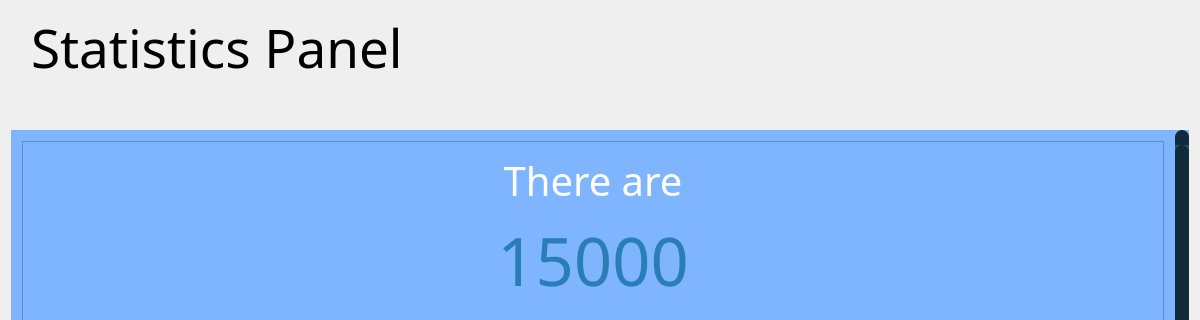
The window that Views/StatisticsView/StatisticsView.ui (omarelshopky/VaccineTrackingSystem) describes before a commit, drawn with Qt 5; both pictures show x 0 to 1200 and y 0 to 320 of the 1200 by 900 pixel window.
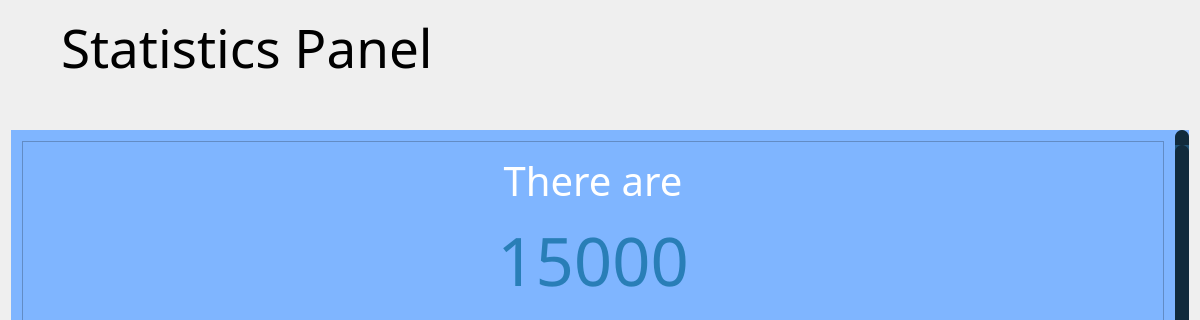
The same window after the commit. Icons and pictures are not drawn.

Commit message: Statistics View gets data from the database

The edit to the form file:
```diff
--- a/Views/StatisticsView/StatisticsView.ui
+++ b/Views/StatisticsView/StatisticsView.ui
@@ -22,6 +22,8 @@
   <widget class="QWidget" name="centralWidget">
    <layout class="QVBoxLayout" name="verticalLayout" stretch="0,0,1">
     <item>
+     <layout class="QHBoxLayout" name="headerHLayout" stretch="0,1,0,0">
+      <item>
      <widget class="QLabel" name="headerLbl">
       <property name="font">
        <font>
@@ -36,9 +38,57 @@
        <number>0</number>
       </property>
       <property name="indent">
-       <number>20</number>
-      </property>
-     </widget>
+         <number>50</number>
+        </property>
+       </widget>
+      </item>
+      <item>
+       <spacer name="headerSpacer_MH">
+        <property name="orientation">
+         <enum>Qt::Horizontal</enum>
+        </property>
+        <property name="sizeHint" stdset="0">
+         <size>
+          <width>40</width>
+          <height>20</height>
+         </size>
+        </property>
+       </spacer>
+      </item>
+      <item>
+       <widget class="QPushButton" name="backBtn">
+        <property name="text">
+         <string/>
+        </property>
+        <property name="icon">
+         <iconset resource="../../WidgetsStack.qrc">
+          <normaloff>:/WidgetsStack/Assets/back-button.png</normaloff>:/WidgetsStack/Assets/back-button.png</iconset>
+        </property>
+        <property name="iconSize">
+         <size>
+          <width>80</width>
+          <height>80</height>
+         </size>
+        </property>
+        <property name="flat">
+         <bool>true</bool>
+        </property>
+       </widget>
+      </item>
+      <item>
+       <spacer name="headerSpacer_RH">
+        <property name="orientation">
+         <enum>Qt::Horizontal</enum>
+        </property>
+        <property name="sizeHint" stdset="0">
+         <size>
+          <width>40</width>
+          <height>20</height>
+         </size>
+        </property>
+       </spacer>
+      </item>
+     </layout>
     </item>
     <item>
      <spacer name="centralSpacer_M">
```
Left out of the diff: 10 changed lines with no effect on the pictures. Lines whose indentation alone changed are shown as unchanged. The commit also changes 7 other files.
